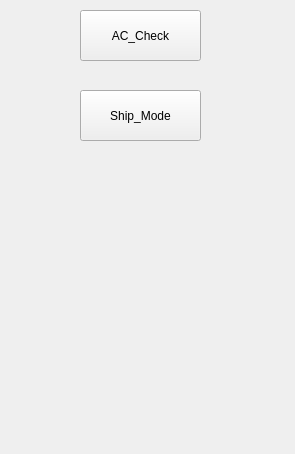
Above: Qt_test_tool/toolwidget.ui from HuangXiaoFeng123/Qt_test_tool before the change. Below: the same form after it.
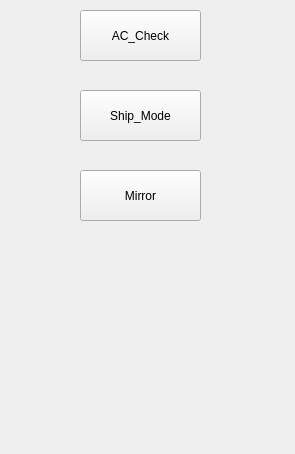
That is the form after the change.

Commit message: 3.Adding ec mirror function.

Patch:
```diff
--- a/Qt_test_tool/toolwidget.ui
+++ b/Qt_test_tool/toolwidget.ui
@@ -39,6 +39,19 @@
     <string>Ship_Mode</string>
    </property>
   </widget>
+  <widget class="QPushButton" name="ButtonMirror">
+   <property name="geometry">
+    <rect>
+     <x>80</x>
+     <y>170</y>
+     <width>121</width>
+     <height>51</height>
+    </rect>
+   </property>
+   <property name="text">
+    <string>Mirror</string>
+   </property>
+  </widget>
  </widget>
  <resources/>
  <connections/>
```
The commit also changes 8 other files.
